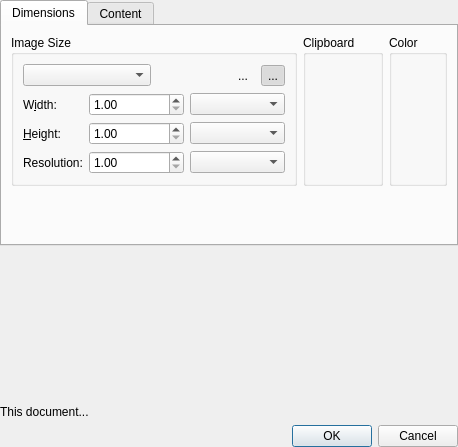
Before: the Qt Designer form libs/ui/forms/wdgnewimage.ui in purdygeorgeedward-dev/Krimble, drawn with Qt 5.
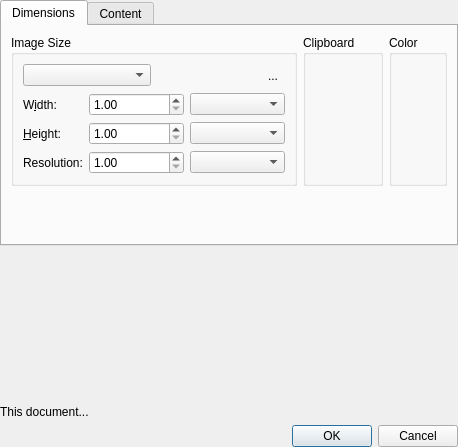
After: the same form once the commit is applied. Custom widgets are drawn as their Qt base class.

Commit message:
Toolbox: 3 px top highlight, icon sizes 18 and 20; New File: automatic stacking, one orientation button, refit on rotation [skip ci]
Claude-Session: https://claude.ai/code/session_01SJtkDZrFiJLMTqXe4NfmYF

What changed in the file:
```diff
--- a/libs/ui/forms/wdgnewimage.ui
+++ b/libs/ui/forms/wdgnewimage.ui
@@ -271,34 +271,6 @@
                     </property>
                     <property name="text">
                      <string>...</string>
-                    </property>
-                    <property name="checkable">
-                     <bool>true</bool>
-                    </property>
-                    <property name="autoExclusive">
-                     <bool>true</bool>
-                    </property>
-                    <property name="autoRaise">
-                     <bool>true</bool>
-                    </property>
-                   </widget>
-                  </item>
-                  <item>
-                   <widget class="QToolButton" name="bnPortrait">
-                    <property name="toolTip">
-                     <string>Portrait</string>
-                    </property>
-                    <property name="text">
-                     <string>...</string>
-                    </property>
-                    <property name="checkable">
-                     <bool>true</bool>
-                    </property>
-                    <property name="checked">
-                     <bool>true</bool>
-                    </property>
-                    <property name="autoExclusive">
-                     <bool>true</bool>
                     </property>
                     <property name="autoRaise">
                      <bool>true</bool>
```
Left out of the diff: 7 changed lines with no effect on the pictures. The commit also changes 10 other files.
